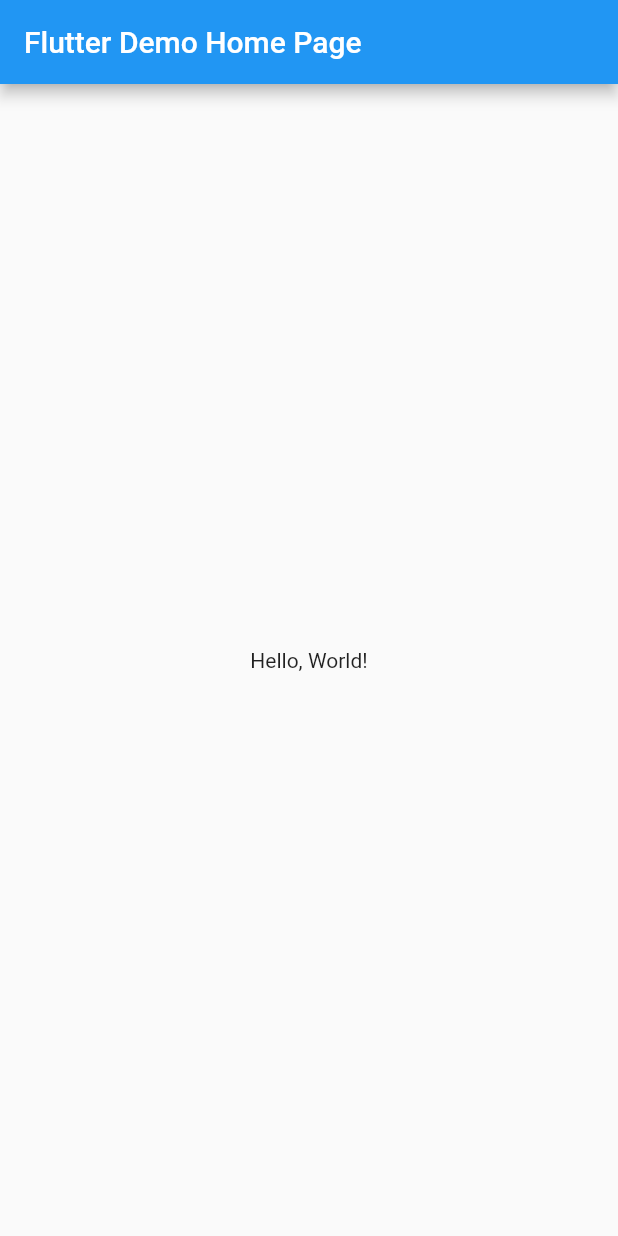
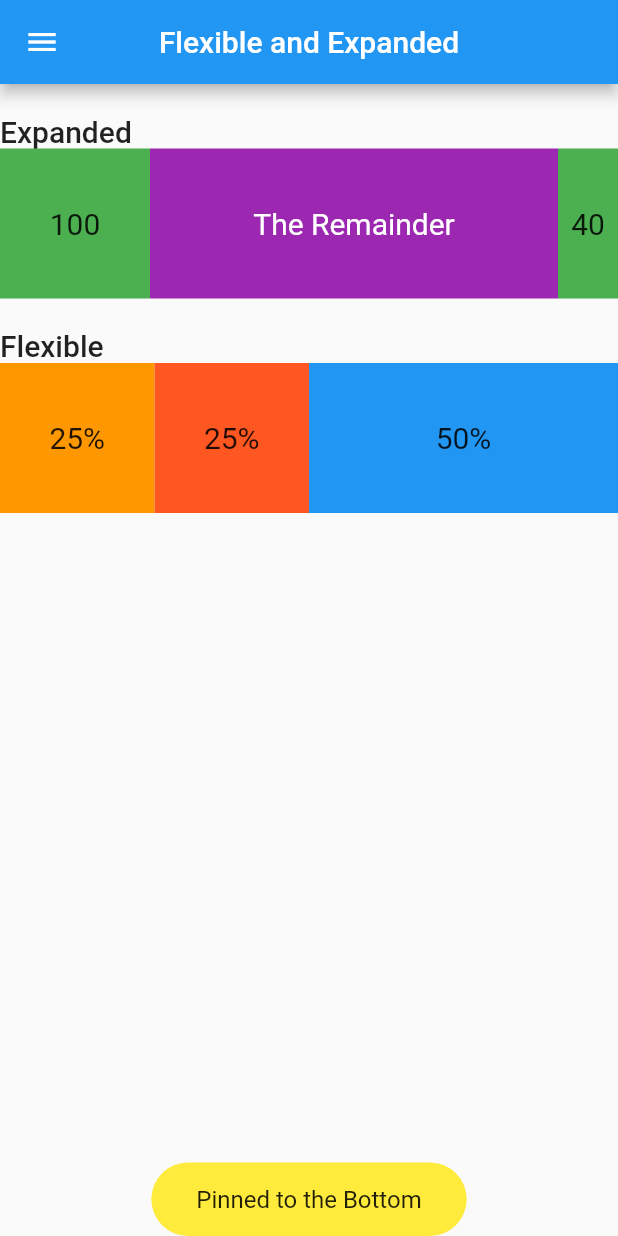
Before and after one commit to carloterrado/flex-screen, a Flutter app: the screen it shows after launch, on a phone screen of 412 x 824 dp. Run offline on Flutter 3.47's test engine with Material 2 defaults, Android fonts, the phone set to English and light mode, and no system bars.

Commit message:
practice display

```diff
--- /dev/null
+++ b/lib/flex_screen.dart
@@ -0,0 +1,144 @@
+import 'package:flutter/material.dart';
+import './labeled_container.dart';
+
+class FlexScreen extends StatelessWidget {
+  @override
+  Widget build(BuildContext context) {
+    return SafeArea(
+      child: Scaffold(
+        appBar: AppBar(
+          centerTitle: true,
+          title: Text('Flexible and Expanded'),
+        ),
+        body: Column(
+          crossAxisAlignment: CrossAxisAlignment.start,
+          children: <Widget>[
+            ..._header(context, 'Expanded'),
+            _buildExpanded(context),
+            ..._header(context, 'Flexible'),
+            _buildFlexible(context),
+            Expanded(
+              child: Container(),
+            ),
+            _buildFooter(context),
+          ],
+        ),
+        drawer: Drawer(
+          child: ListView(
+            padding: EdgeInsets.all(1.0),
+            children: <Widget>[
+              Container(
+                height: 50,
+                child: DrawerHeader(
+                  decoration: BoxDecoration(
+                    color: Colors.blue,
+                  ),
+                  child: Text(
+                    'Drawer Header',
+                    style: TextStyle(
+                      color: Colors.white,
+                      fontSize: 16,
+                    ),
+                  ),
+                ),
+              ),
+              ListTile(
+                leading: Icon(Icons.message),
+                title: Text('messages'),
+              ),
+            ],
+          ),
+        ),
+      ),
+    );
+  }
+
+  Iterable<Widget> _header(BuildContext context, String text) {
+    return [
+      SizedBox(height: 20),
+      Text(
+        text,
+        style: Theme.of(context).textTheme.headline6,
+      ),
+    ];
+  }
+
+  Widget _buildExpanded(BuildContext context) {
+    return SizedBox(
+      height: 100,
+      child: Row(
+        children: <Widget>[
+          LabeledContainer(
+            width: 100,
+            color: Colors.green,
+            text: '100',
+          ),
+          Expanded(
+            child: LabeledContainer(
+              color: Colors.purple,
+              text: 'The Remainder',
+              textColor: Colors.white,
+            ),
+          ),
+          LabeledContainer(
+            width: 40,
+            color: Colors.green,
+            text: '40',
+          ),
+        ],
+      ),
+    );
+  }
+
+  Widget _buildFlexible(BuildContext context) {
+    return SizedBox(
+      height: 100,
+      child: Row(
+        children: <Widget>[
+          Flexible(
+            flex: 1,
+            child: LabeledContainer(
+              color: Colors.orange,
+              text: '25%',
+            ),
+          ),
+          Flexible(
+            flex: 1,
+            child: LabeledContainer(
+              color: Colors.deepOrange,
+              text: '25%',
+            ),
+          ),
+          Flexible(
+            flex: 2,
+            child: LabeledContainer(
+              color: Colors.blue,
+              text: '50%',
+            ),
+          ),
+        ],
+      ),
+    );
+  }
+
+  Widget _buildFooter(BuildContext context) {
+    return Center(
+      child: Container(
+        decoration: BoxDecoration(
+          color: Colors.yellow,
+          borderRadius: BorderRadius.circular(40),
+        ),
+        child: Padding(
+          padding: const EdgeInsets.symmetric(
+            vertical: 15.0,
+            horizontal: 30,
+          ),
+          child: Text(
+            'Pinned to the Bottom',
+            style: Theme.of(context).textTheme.subtitle1,
+          ),
+        ),
+      ),
+    );
+  }
+}
--- /dev/null
+++ b/lib/labeled_container.dart
@@ -0,0 +1,37 @@
+import 'package:flutter/material.dart';
+import './labeled_container.dart';
+
+class LabeledContainer extends StatelessWidget {
+  final double? width;
+  final double height;
+  final Color? color;
+  final text;
+  final Color? textColor;
+
+  const LabeledContainer({
+    Key? key,
+    this.width,
+    this.height = double.infinity,
+    this.color,
+    @required this.text,
+    this.textColor,
+  }) : super(key: key);
+
+  @override
+  Widget build(BuildContext context) {
+    return Container(
+      width: width,
+      height: height,
+      color: color,
+      child: Center(
+        child: Text(
+          text,
+          style: TextStyle(
+            color: textColor,
+            fontSize: 20,
+          ),
+        ),
+      ),
+    );
+  }
+}
--- a/lib/main.dart
+++ b/lib/main.dart
@@ -1,4 +1,5 @@
 import 'package:flutter/material.dart';
+import './flex_screen.dart';
 
 void main() => runApp(MyApp());
 
@@ -7,35 +8,7 @@ class MyApp extends StatelessWidget {
   @override
   Widget build(BuildContext context) {
     return MaterialApp(
-      // Application name
-      title: 'Flutter Hello World',
-      // Application theme data, you can set the colors for the application as
-      // you want
-      theme: ThemeData(
-        primarySwatch: Colors.blue,
-      ),
-      // A widget which will be started on application startup
-      home: MyHomePage(title: 'Flutter Demo Home Page'),
+      home: FlexScreen(),
     );
   }
 }
-
-class MyHomePage extends StatelessWidget {
-  final String title;
-  const MyHomePage({Key? key, required this.title}) : super(key: key);
-
-  @override
-  Widget build(BuildContext context) {
-    return Scaffold(
-      appBar: AppBar(
-        // The title text which will be shown on the action bar
-        title: Text(title),
-      ),
-      body: Center(
-        child: Text(
-          'Hello, World!',
-        ),
-      ),
-    );
-  }
-}
```
